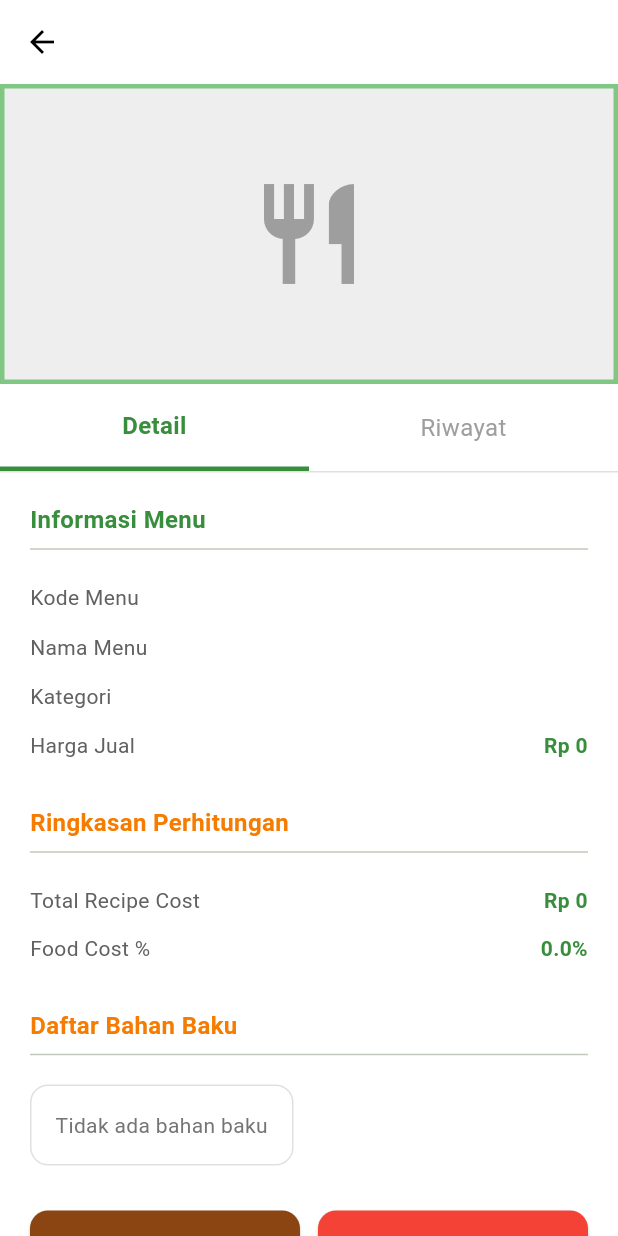
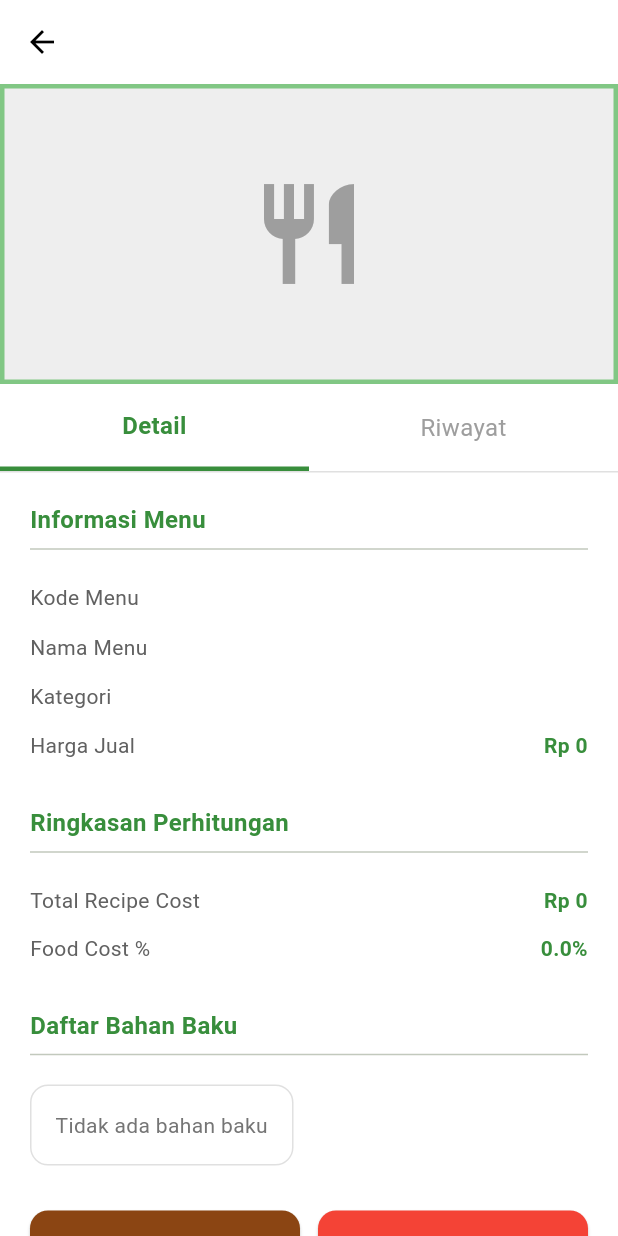
Before and after one commit to Sukmav/FoodlyFridge, a Flutter app: the MenuDetailPage screen opened directly with empty values, on a phone screen of 412 x 824 dp. Run offline on Flutter 3.47's test engine with Material 3 defaults, Android fonts, the phone set to English and light mode, and no system bars; our stand-ins replace barcode_widget, cloud_firestore, firebase_auth, firebase_core, fluttertoast, google_fonts and 2 more; accounts and stored records are empty.

Commit message:
perbaikan tampilan detail menu

```diff
--- a/lib/screens/menu_detail_page.dart
+++ b/lib/screens/menu_detail_page.dart
@@ -343,14 +343,13 @@ class _MenuDetailPageState extends State<MenuDetailPage> {
                             decoration: BoxDecoration(
                               color: Colors.white,
                               borderRadius: BorderRadius.circular(12),
-                              border: Border.all(color: Colors.green[300]!, width: 2),
                             ),
                             child: Column(
                               children: [
                                 BarcodeWidget(
                                   barcode: Barcode.code128(),
                                   data: widget.menu['barcode'],
-                                  width: 250,
+                                  width: 500,
                                   height: 100,
                                   drawText: false,
                                 ),
@@ -373,7 +372,7 @@ class _MenuDetailPageState extends State<MenuDetailPage> {
                         // Ringkasan Perhitungan
                         _buildDetailSection(
                           'Ringkasan Perhitungan',
-                          Colors.orange[700]!,
+                          Colors.green[700]!,
                           [
                             _buildDetailRow('Total Recipe Cost', 'Rp ${_formatNumber(totalRecipeCost)}', Colors.green[700]!),
                             _buildDetailRow('Food Cost %', '${foodCostPercentage.toStringAsFixed(1)}%', Colors.green[700]!),
@@ -387,7 +386,7 @@ class _MenuDetailPageState extends State<MenuDetailPage> {
                           style: TextStyle(
                             fontSize: 16,
                             fontWeight: FontWeight.bold,
-                            color: Colors.orange[700],
+                            color: Colors.green[700],
                           ),
                         ),
                         const Divider(thickness: 1),
@@ -407,53 +406,146 @@ class _MenuDetailPageState extends State<MenuDetailPage> {
                             ),
                           )
                         else
+                          Container(
+                            decoration: BoxDecoration(
+                              border: Border.all(color: Colors.orange[300]!, width: 2),
+                              borderRadius: BorderRadius.circular(12),
+                            ),
+                            child: Column(
+                              children: [
+                                // Table Header
+                                Container(
+                                  decoration: BoxDecoration(
+                                    color: Colors.orange[700],
+                                    borderRadius: const BorderRadius.only(
+                                      topLeft: Radius.circular(10),
+                                      topRight: Radius.circular(10),
+                                    ),
+                                  ),
+                                  padding: const EdgeInsets.symmetric(vertical: 12, horizontal: 8),
+                                  child: Row(
+                                    children: [
+                                      Expanded(
+                                        flex: 1,
+                                        child: Text(
+                                          'No',
+                                          textAlign: TextAlign.center,
+                                          style: const TextStyle(
+                                            fontSize: 14,
+                                            fontWeight: FontWeight.bold,
+                                            color: Colors.white,
+                                          ),
+                                        ),
+                                      ),
+                                      Expanded(
+                                        flex: 3,
+                                        child: Text(
+                                          'Nama Bahan',
+                                          textAlign: TextAlign.center,
+                                          style: const TextStyle(
+                                            fontSize: 14,
+                                            fontWeight: FontWeight.bold,
+                                            color: Colors.white,
+                                          ),
+                                        ),
+                                      ),
+                                      Expanded(
+                                        flex: 2,
+                                        child: Text(
+                                          'Jumlah',
+                                          textAlign: TextAlign.center,
+                                          style: const TextStyle(
+                                            fontSize: 14,
+                                            fontWeight: FontWeight.bold,
+                                            color: Colors.white,
+                                          ),
+                                        ),
+                                      ),
+                                      Expanded(
+                                        flex: 2,
+                                        child: Text(
+                                          'Biaya',
+                                          textAlign: TextAlign.center,
+                                          style: const TextStyle(
+                                            fontSize: 14,
+                                            fontWeight: FontWeight.bold,
+                                            color: Colors.white,
+                                          ),
+                                        ),
+                                      ),
+                                    ],
+                                  ),
+                                ),
+                                // Table Rows
                                 ...bahanBakuList.asMap().entries.map((entry) {
                                   int index = entry.key;
                                   Map<String, dynamic> bahan = entry.value;
+                                  bool isEven = index % 2 == 0;
 
                                   return Container(
-                              margin: const EdgeInsets.only(bottom: 12),
-                              padding: const EdgeInsets.all(16),
                                     decoration: BoxDecoration(
-                                color: Colors.green.shade50,
-                                borderRadius: BorderRadius.circular(12),
-                                border: Border.all(color: Colors.green[300]!),
-                              ),
-                              child: Column(
-                                crossAxisAlignment: CrossAxisAlignment.start,
-                                children: [
-                                  Text(
-                                    '${index + 1}. ${bahan['nama']}',
-                                    style: const TextStyle(
-                                      fontSize: 15,
-                                      fontWeight: FontWeight.bold,
+                                      color: isEven ? Colors.white : Colors.grey[50],
+                                      border: Border(
+                                        bottom: BorderSide(
+                                          color: Colors.grey[300]!,
+                                          width: 1,
                                         ),
                                       ),
-                                  const SizedBox(height: 8),
-                                  Row(
-                                    mainAxisAlignment: MainAxisAlignment.spaceBetween,
+                                    ),
+                                    padding: const EdgeInsets.symmetric(vertical: 12, horizontal: 8),
+                                    child: Row(
                                       children: [
-                                      Text(
-                                        'Qty: ${bahan['jumlah']} ${bahan['satuan']}',
-                                        style: TextStyle(
-                                          fontSize: 14,
-                                          color: Colors.grey[700],
+                                        Expanded(
+                                          flex: 1,
+                                          child: Text(
+                                            '${index + 1}',
+                                            textAlign: TextAlign.center,
+                                            style: const TextStyle(
+                                              fontSize: 13,
+                                              fontWeight: FontWeight.w500,
                                             ),
                                           ),
-                                      Text(
-                                        'Rp ${_formatNumber(double.tryParse(bahan['biaya']) ?? 0)}',
+                                        ),
+                                        Expanded(
+                                          flex: 3,
+                                          child: Text(
+                                            bahan['nama'],
+                                            textAlign: TextAlign.center,
+                                            style: const TextStyle(
+                                              fontSize: 13,
+                                              fontWeight: FontWeight.w500,
+                                            ),
+                                          ),
+                                        ),
+                                        Expanded(
+                                          flex: 2,
+                                          child: Text(
+                                            '${bahan['jumlah']} ${bahan['satuan']}',
+                                            textAlign: TextAlign.center,
+                                            style: const TextStyle(
+                                              fontSize: 13,
+                                            ),
+                                          ),
+                                        ),
+                                        Expanded(
+                                          flex: 2,
+                                          child: Text(
+                                            'Rp${_formatNumber(double.tryParse(bahan['biaya']) ?? 0)}',
+                                            textAlign: TextAlign.center,
                                             style: TextStyle(
-                                          fontSize: 14,
+                                              fontSize: 13,
                                               fontWeight: FontWeight.bold,
                                               color: Colors.green[700],
                                             ),
                                           ),
-                                    ],
                                         ),
                                       ],
                                     ),
                                   );
                                 }),
+                              ],
+                            ),
+                          ),
 
                         const SizedBox(height: 30),
 
```
Also changed, not shown: lib/screens/menu_page.dart (+10 -10 lines). Lines whose indentation alone changed are shown as unchanged.
